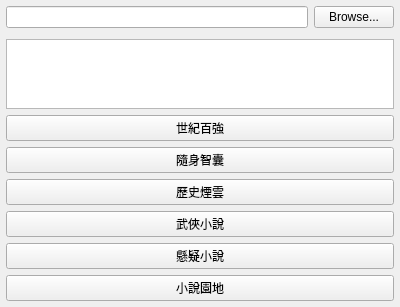
This is mainwindow.ui in chchwy/haodoo-grabber as Qt 5 draws it before an edit. The edited form follows.
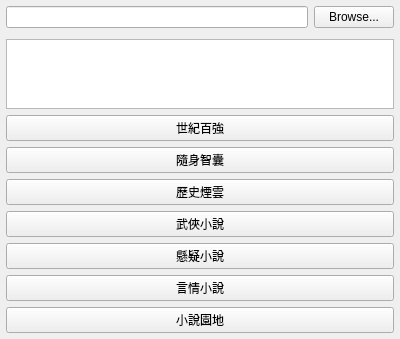
This is the edited form.

Commit message: 1. 增加錯誤訊息 2. 言情小說按鈕

Patch:
```diff
--- a/mainwindow.ui
+++ b/mainwindow.ui
@@ -74,6 +74,13 @@
       </property>
      </widget>
     </item>
+        <item>
+          <widget class="QPushButton" name="romanceButton">
+            <property name="text">
+              <string>言情小說</string>
+            </property>
+          </widget>
+        </item>
     <item>
      <widget class="QPushButton" name="novelButton">
       <property name="text">
```
Lines whose indentation alone changed are shown as unchanged. The commit also changes 4 other files.
